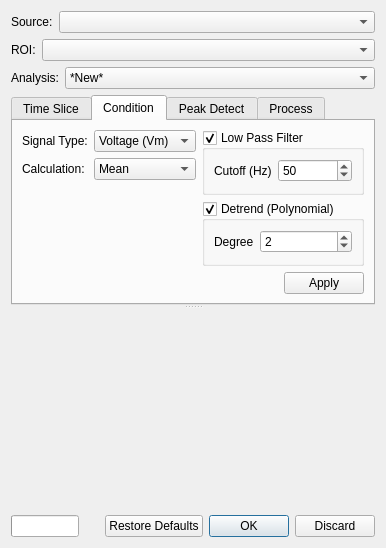
This is src/ui/KairoSightWidgetAnalyze.ui in kairosight/KairoSight as Qt 5 draws it before an edit. The edited form follows.
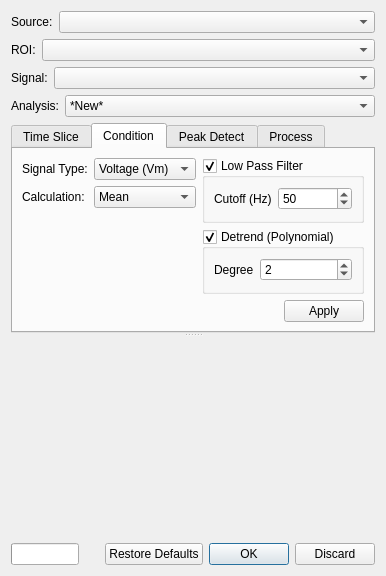
This is the edited form. Custom widgets are drawn as their Qt base class.

Commit message: Added signal source choice during analysis for split videos

```diff
--- a/src/ui/KairoSightWidgetAnalyze.ui
+++ b/src/ui/KairoSightWidgetAnalyze.ui
@@ -93,7 +93,40 @@
     </layout>
    </item>
    <item>
-    <layout class="QHBoxLayout" name="horizontalLayout_6">
+    <layout class="QHBoxLayout" name="horizontalLayout_Signal">
+     <item>
+      <widget class="QLabel" name="labelSignal">
+       <property name="sizePolicy">
+        <sizepolicy hsizetype="Preferred" vsizetype="Preferred">
+         <horstretch>0</horstretch>
+         <verstretch>0</verstretch>
+        </sizepolicy>
+       </property>
+       <property name="text">
+        <string>Signal:</string>
+       </property>
+       <property name="textFormat">
+        <enum>Qt::PlainText</enum>
+       </property>
+      </widget>
+     </item>
+     <item>
+      <widget class="QComboBox" name="comboBoxSignal">
+       <property name="sizePolicy">
+        <sizepolicy hsizetype="Expanding" vsizetype="Fixed">
+         <horstretch>0</horstretch>
+         <verstretch>0</verstretch>
+        </sizepolicy>
+       </property>
+       <property name="currentIndex">
+        <number>-1</number>
+       </property>
+      </widget>
+     </item>
+    </layout>
+   </item>
+   <item>
+    <layout class="QHBoxLayout" name="horizontalLayout_Analysis">
      <item>
       <widget class="QLabel" name="labelAnalysis">
        <property name="sizePolicy">
```
Left out of the diff: 6 changed lines with no effect on the pictures. The commit also changes 2 other files.
